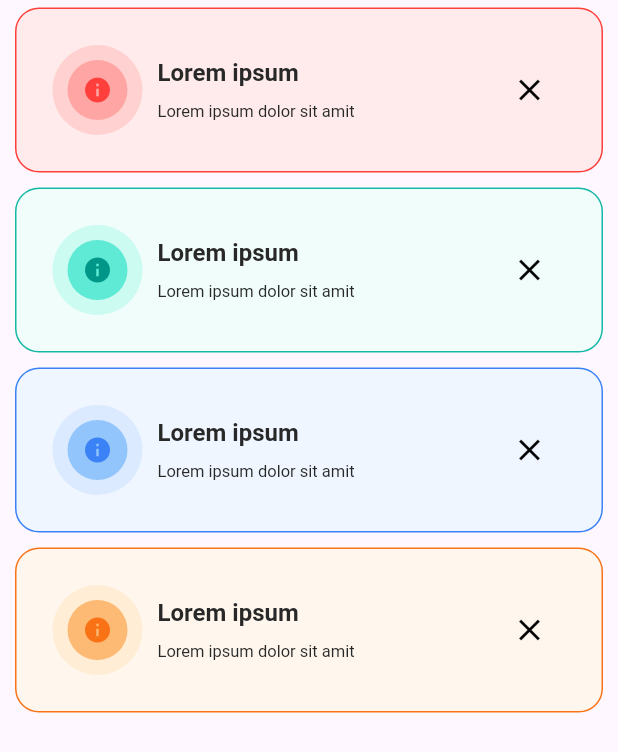
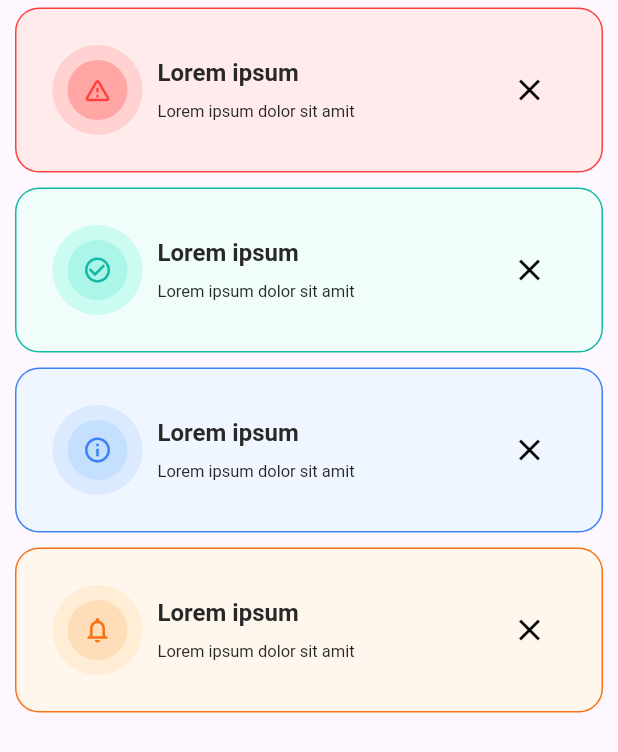
Before and after one commit to markjoseultra/flutter_advance_ui, a Flutter app: the screen it shows after launch, after a tap on "SHOW PROMPT", on a phone screen of 412 x 824 dp. Shown: the top 752 px of the screen. Run offline on Flutter 3.47's test engine with Material 3 defaults, Android fonts, the light colour scheme and no system bars; our stand-ins replace flutter_riverpod, visibility_detector.

Commit message:
fix: Corrected colors

```diff
--- a/lib/core/prompts/awesome_prompts.dart
+++ b/lib/core/prompts/awesome_prompts.dart
@@ -281,6 +281,21 @@ class PromptCard extends StatelessWidget {
     }
   }
 
+  Icon icon({required Severity severity}) {
+    switch (severity) {
+      case Severity.good:
+        return const Icon(Icons.check_circle_outline);
+      case Severity.info:
+        return const Icon(Icons.info_outline);
+      case Severity.warning:
+        return const Icon(Icons.notifications_outlined);
+      case Severity.error:
+        return const Icon(Icons.warning_amber_rounded);
+      default:
+        return const Icon(Icons.check_circle_outline);
+    }
+  }
+
   @override
   Widget build(BuildContext context) {
     return SlideTransition(
@@ -319,7 +334,7 @@ class PromptCard extends StatelessWidget {
                 Row(
                   children: [
                     IconContainer(
-                      icon: const Icon(Icons.info),
+                      icon: icon(severity: severity),
                       severity: severity,
                     ),
                     const SizedBox(width: 10.0),
@@ -398,22 +413,22 @@ class IconContainer extends StatelessWidget {
   Color innerRingColor({required Severity severity}) {
     switch (severity) {
       case Severity.good:
-        return const Color(0xFF5EEAD4);
+        return const Color(0x4D5EEAD4);
       case Severity.info:
-        return const Color(0xFF93C5FD);
+        return const Color(0x4D93C5FD);
       case Severity.warning:
-        return const Color(0xFFFDBA74);
+        return const Color(0x4DFDBA74);
       case Severity.error:
         return const Color(0x4DFF3F3C);
       default:
-        return const Color(0xFF5EEAD4);
+        return const Color(0x4D5EEAD4);
     }
   }
 
   Color iconColor({required Severity severity}) {
     switch (severity) {
       case Severity.good:
-        return Colors.teal.shade500;
+        return const Color(0xFF14B8A6);
       case Severity.info:
         return const Color(0xFF3B82F6);
       case Severity.warning:
```
